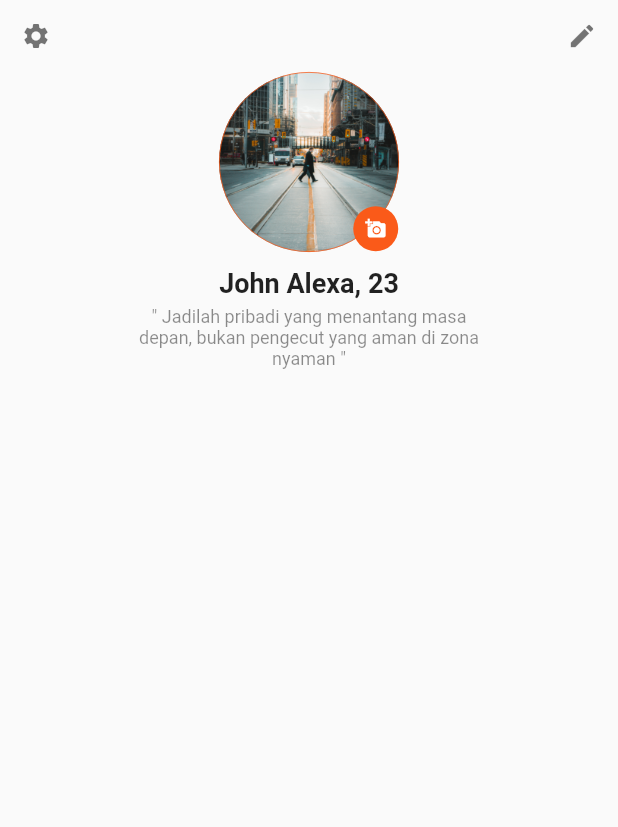
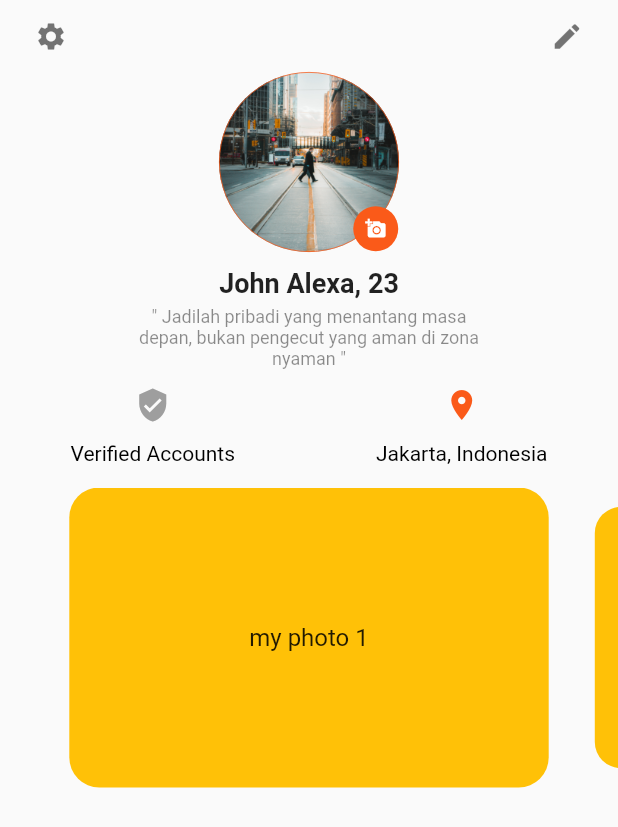
Before and after one commit to zynmarr/mobile, a Flutter app: the Account screen opened directly, on a phone screen of 412 x 824 dp. Shown: the top 827 px of the screen. Run offline on Flutter 3.47's test engine with Material 2 defaults, Android fonts, the phone set to English and light mode, and no system bars; drawn by our look-alikes of carousel_slider; our stand-ins replace flutter_swiper, font_awesome_flutter, getflutter, shared_preferences; accounts and stored records are empty.

Commit message:
some change account

```diff
--- a/lib/views/account.dart
+++ b/lib/views/account.dart
@@ -1,8 +1,5 @@
 import 'package:flutter/material.dart';
-import 'dart:convert';
-import 'dart:async';
-import 'package:shared_preferences/shared_preferences.dart';
-import 'package:font_awesome_flutter/font_awesome_flutter.dart';
+import 'package:carousel_slider/carousel_slider.dart';
 
 class Account extends StatefulWidget {
   // final VoidCallback signOut;
@@ -17,7 +14,12 @@ class _AccountState extends State<Account> {
   //     widget.signOut();
   //   });
   // }
-
+  bool verified = false;
+  final List<String> imageList = [
+      "assets/img/p1.jpg",
+      "assets/img/p2.jpg",
+      "assets/img/p3.jpg",
+    ];
   @override
   Widget build(BuildContext context) {
     return Scaffold(
@@ -25,24 +27,27 @@ class _AccountState extends State<Account> {
         child: SingleChildScrollView(
           child: Column(
             children: <Widget>[
-              Row(
+              Padding(
+                padding: const EdgeInsets.symmetric(horizontal: 10.0),
+                child: Row(
                   mainAxisAlignment: MainAxisAlignment.spaceBetween,
                   children: <Widget>[
                     IconButton(
                         icon: Icon(
                           Icons.settings,
-                        size: 20.0,
+                          size: 22.0,
                           color: Colors.black54,
                         ),
                         onPressed: () {}),
                     IconButton(
                         icon: Icon(
                           Icons.mode_edit,
-                        size: 20.0,
+                          size: 22.0,
                           color: Colors.black54,
                         ),
                         onPressed: () {}),
                   ],
+                ),
               ),
               Container(
                 width: 120.0,
@@ -95,8 +100,58 @@ class _AccountState extends State<Account> {
                 ),
               ),
               Row(
-                children: <Widget>[],
-              )
+                mainAxisAlignment: MainAxisAlignment.spaceAround,
+                children: <Widget>[
+                  Column(
+                    children: <Widget>[
+                      IconButton(
+                        icon: Icon(Icons.verified_user),
+                        color: verified == true ? Color(0xFFfa5a19): Colors.grey,
+                        onPressed: (){},
+                      ),
+                      Text("Verified Accounts", style: TextStyle(fontSize: 14.0, color: Colors.black))
+                    ],
+                  ),
+                  Column(
+                    children: <Widget>[
+                      IconButton(
+                        icon: Icon(Icons.location_on),
+                        color: Color(0xFFfa5a19),
+                        onPressed: (){},
+                      ),
+                      Text("Jakarta, Indonesia",style: TextStyle(fontSize: 14.0, color: Colors.black))
+                    ],
+                  ),
+                ],
+              ),
+              Padding(
+                padding: const EdgeInsets.symmetric(vertical: 15.0),
+                child: CarouselSlider(
+                  items: [1,2,3,4,5].map((i) {
+                  return Builder(
+                    builder: (BuildContext context){
+                      return Container(
+                        width: MediaQuery.of(context).size.width,
+                        margin: EdgeInsets.symmetric(horizontal: 5.0),
+                        alignment: Alignment.center,
+                        decoration: BoxDecoration(
+                          color: Colors.amber,
+                          borderRadius: BorderRadius.circular(20.0)
+                        ),
+                        child: Text('my photo $i', style: TextStyle(fontSize: 16.0),)
+                      );
+                    }
+                  );
+                }).toList(),
+                options: CarouselOptions(
+                  height: 200.0,
+                  enableInfiniteScroll: false,
+                  scrollDirection: Axis.horizontal,
+                  enlargeCenterPage: true,
+                  initialPage: 0
+                )),
+              ),
+
             ],
           ),
         ),
```
Also changed, not shown: 1 other file. Lines whose indentation alone changed are shown as unchanged.
